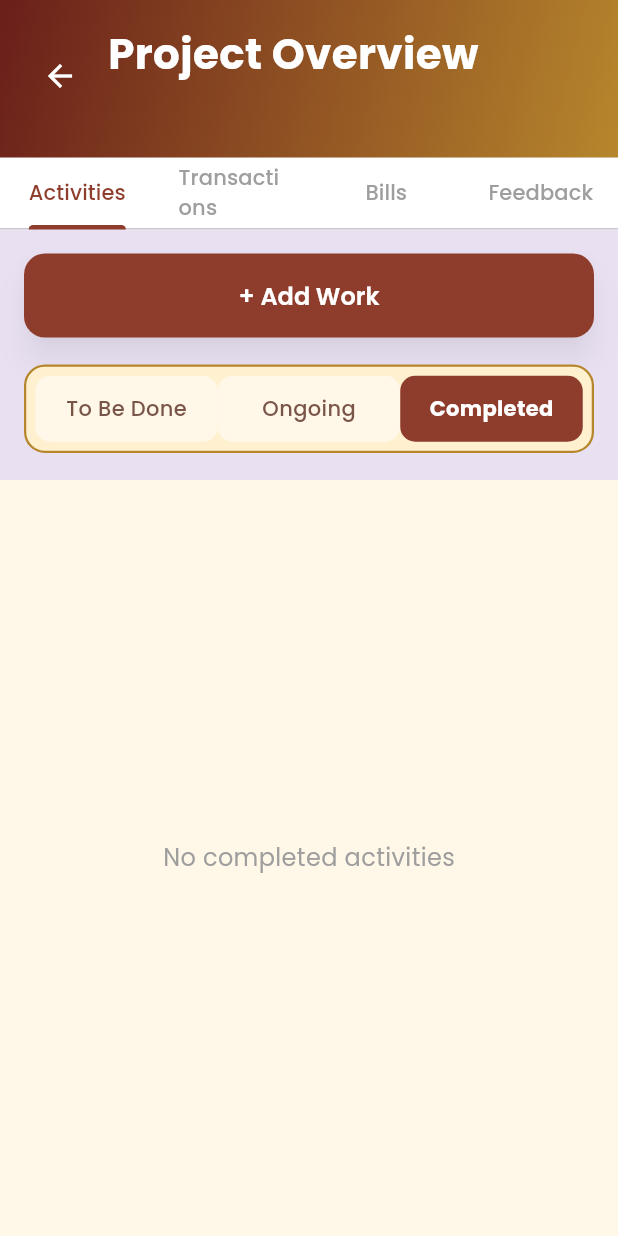
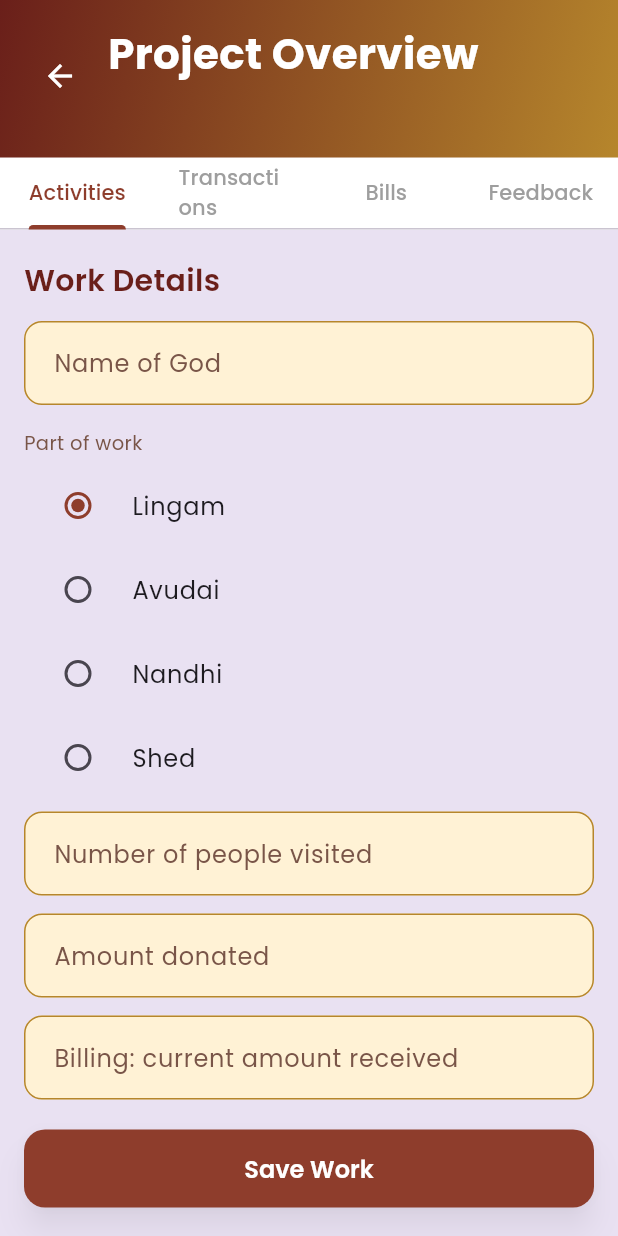
Before and after one commit to swetha-M475/landdevelopment, a Flutter app: the ProjectOverviewScreen screen opened directly with empty values, on a phone screen of 412 x 824 dp. Run offline on Flutter 3.47's test engine with Material 3 defaults, Android fonts, the phone set to English and light mode, and no system bars; our stand-ins replace cloud_firestore, firebase_auth, firebase_core, firebase_storage, geocoding, geolocator and 4 more; missing offline and left inert: maps_launcher; accounts and stored records are empty.

```diff
--- a/lib/main.dart
+++ b/lib/main.dart
@@ -1,7 +1,7 @@
 import 'package:flutter/material.dart';
 import 'package:firebase_core/firebase_core.dart';
 import 'splash_screen.dart';
-import 'firebase_options.dart'; // Generated by flutterfire configure
+import 'firebase_options.dart';
 import 'utils/colors.dart';
 
 void main() async {
--- a/lib/screens/project_overview_screen.dart
+++ b/lib/screens/project_overview_screen.dart
@@ -3,7 +3,7 @@ import 'package:flutter/material.dart';
 import 'package:cloud_firestore/cloud_firestore.dart';
 import 'package:google_fonts/google_fonts.dart';
 import 'package:image_picker/image_picker.dart';
-import 'package:firebase_storage/firebase_storage.dart'; // Not used now but kept as you said do not touch others
+import 'package:firebase_storage/firebase_storage.dart'; // kept as requested
 import 'dart:io';
 
 class ProjectOverviewScreen extends StatefulWidget {
@@ -19,13 +19,19 @@ class _ProjectOverviewScreenState extends State<ProjectOverviewScreen>
   final _firestore = FirebaseFirestore.instance;
 
   late TabController _tabController;
-  String _activityFilter = 'done';
   bool _loadingAdd = false;
 
   final ImagePicker _picker = ImagePicker();
 
   // OFFLINE BILLS STORAGE
   List<Map<String, dynamic>> _localBills = [];
+
+  // FORM CONTROLLERS FOR ACTIVITIES TAB
+  final TextEditingController _godNameController = TextEditingController();
+  final TextEditingController _peopleController = TextEditingController();
+  final TextEditingController _donationController = TextEditingController();
+  final TextEditingController _billingController = TextEditingController();
+  String _workPart = 'lingam';
 
   @override
   void initState() {
@@ -36,6 +42,10 @@ class _ProjectOverviewScreenState extends State<ProjectOverviewScreen>
   @override
   void dispose() {
     _tabController.dispose();
+    _godNameController.dispose();
+    _peopleController.dispose();
+    _donationController.dispose();
+    _billingController.dispose();
     super.dispose();
   }
 
@@ -291,7 +301,7 @@ class _ProjectOverviewScreenState extends State<ProjectOverviewScreen>
                     'title': titleCtrl.text.trim(),
                     'amount': amountCtrl.text.trim(),
                     'images': selectedImages,
-                    'date': bill['date'], // Keep old date
+                    'date': bill['date'],
                   };
                 });
 
@@ -307,7 +317,7 @@ class _ProjectOverviewScreenState extends State<ProjectOverviewScreen>
   }
 
   // ======================================================================
-  // BILLS TAB (UPDATED)
+  // BILLS TAB
   // ======================================================================
   Widget _billsTab() {
     return Column(
@@ -356,8 +366,6 @@ class _ProjectOverviewScreenState extends State<ProjectOverviewScreen>
                       margin: const EdgeInsets.symmetric(vertical: 10),
                       child: ListTile(
                         contentPadding: const EdgeInsets.all(14),
-
-                        // Title + menu
                         title: Row(
                           mainAxisAlignment: MainAxisAlignment.spaceBetween,
                           children: [
@@ -390,7 +398,6 @@ class _ProjectOverviewScreenState extends State<ProjectOverviewScreen>
                             )
                           ],
                         ),
-
                         subtitle: Column(
                           crossAxisAlignment: CrossAxisAlignment.start,
                           children: [
@@ -442,35 +449,126 @@ class _ProjectOverviewScreenState extends State<ProjectOverviewScreen>
   }
 
   // ======================================================================
-  // BELOW CODE IS NOT TOUCHED (YOUR ORIGINAL)
+  // ACTIVITIES TAB AS DIRECT FORM
   // ======================================================================
+  Future<void> _submitActivityForm() async {
+    final godName = _godNameController.text.trim();
+    if (godName.isEmpty) return;
 
-  Future<void> _showAddActivityDialog() async {
-    final _titleController = TextEditingController();
-    String status = 'todo';
+    setState(() => _loadingAdd = true);
 
-    await showDialog(
-      context: context,
-      builder: (context) => AlertDialog(
-        backgroundColor: const Color(0xFFFFF7E8),
-        shape: RoundedRectangleBorder(
-          borderRadius: BorderRadius.circular(18),
-          side: const BorderSide(color: Color(0xFFB6862C), width: 2),
-        ),
-        title: Text(
-          'Add Work',
+    try {
+      await _firestore.collection('activities').add({
+        'projectId': widget.project['id'],
+        'godName': godName,
+        'workPart': _workPart,
+        'peopleVisited': _peopleController.text.trim(),
+        'amountDonated': _donationController.text.trim(),
+        'billingCurrent': _billingController.text.trim(),
+        'createdAt': FieldValue.serverTimestamp(),
+      });
+
+      _godNameController.clear();
+      _peopleController.clear();
+      _donationController.clear();
+      _billingController.clear();
+      _workPart = 'lingam';
+      setState(() {});
+    } finally {
+      if (mounted) setState(() => _loadingAdd = false);
+    }
+  }
+
+  Widget _activitiesTab() {
+    return SingleChildScrollView(
+      child: Padding(
+        padding: const EdgeInsets.fromLTRB(16, 20, 16, 24),
+        child: Column(
+          crossAxisAlignment: CrossAxisAlignment.start,
+          children: [
+            Text(
+              'Work Details',
               style: GoogleFonts.poppins(
+                fontSize: 20,
                 fontWeight: FontWeight.w600,
                 color: const Color(0xFF6A1F1A),
               ),
             ),
-        content: Column(
-          mainAxisSize: MainAxisSize.min,
+            const SizedBox(height: 12),
+            TextField(
+              controller: _godNameController,
+              decoration: InputDecoration(
+                labelText: 'Name of God',
+                hintText: 'e.g. Shiva, Perumal, Amman',
+                labelStyle: GoogleFonts.poppins(color: Colors.brown),
+                filled: true,
+                fillColor: const Color(0xFFFFF2D5),
+                focusedBorder: OutlineInputBorder(
+                    borderSide:
+                        const BorderSide(color: Color(0xFF8E3D2C), width: 2),
+                    borderRadius: BorderRadius.circular(12)),
+                enabledBorder: OutlineInputBorder(
+                    borderSide:
+                        const BorderSide(color: Color(0xFFB6862C), width: 1),
+                    borderRadius: BorderRadius.circular(12)),
+              ),
+            ),
+            const SizedBox(height: 16),
+            Text(
+              'Part of work',
+              style: GoogleFonts.poppins(color: Colors.brown, fontSize: 13),
+            ),
+            const SizedBox(height: 4),
+            Column(
               children: [
+                RadioListTile<String>(
+                  value: 'lingam',
+                  groupValue: _workPart,
+                  activeColor: const Color(0xFF8E3D2C),
+                  title: const Text('Lingam'),
+                  onChanged: (v) {
+                    if (v == null) return;
+                    setState(() => _workPart = v);
+                  },
+                ),
+                RadioListTile<String>(
+                  value: 'avudai',
+                  groupValue: _workPart,
+                  activeColor: const Color(0xFF8E3D2C),
+                  title: const Text('Avudai'),
+                  onChanged: (v) {
+                    if (v == null) return;
+                    setState(() => _workPart = v);
+                  },
+                ),
+                RadioListTile<String>(
+                  value: 'nandhi',
+                  groupValue: _workPart,
+                  activeColor: const Color(0xFF8E3D2C),
+                  title: const Text('Nandhi'),
+                  onChanged: (v) {
+                    if (v == null) return;
+                    setState(() => _workPart = v);
+                  },
+                ),
+                RadioListTile<String>(
+                  value: 'shed',
+                  groupValue: _workPart,
+                  activeColor: const Color(0xFF8E3D2C),
+                  title: const Text('Shed'),
+                  onChanged: (v) {
+                    if (v == null) return;
+                    setState(() => _workPart = v);
+                  },
+                ),
+              ],
+            ),
+            const SizedBox(height: 8),
             TextField(
-              controller: _titleController,
+              controller: _peopleController,
+              keyboardType: TextInputType.number,
               decoration: InputDecoration(
-                labelText: 'Work title',
+                labelText: 'Number of people visited',
                 labelStyle: GoogleFonts.poppins(color: Colors.brown),
                 filled: true,
                 fillColor: const Color(0xFFFFF2D5),
@@ -485,250 +583,89 @@ class _ProjectOverviewScreenState extends State<ProjectOverviewScreen>
               ),
             ),
             const SizedBox(height: 12),
-            Row(
-              children: [
-                Expanded(
-                  child: RadioListTile<String>(
-                    value: 'todo',
-                    groupValue: status,
-                    title: const Text('To be done'),
-                    activeColor: Color(0xFF8E3D2C),
-                    onChanged: (v) => status = v!,
+            TextField(
+              controller: _donationController,
+              keyboardType: TextInputType.number,
+              decoration: InputDecoration(
+                labelText: 'Amount donated',
+                labelStyle: GoogleFonts.poppins(color: Colors.brown),
+                filled: true,
+                fillColor: const Color(0xFFFFF2D5),
+                focusedBorder: OutlineInputBorder(
+                    borderSide:
+                        const BorderSide(color: Color(0xFF8E3D2C), width: 2),
+                    borderRadius: BorderRadius.circular(12)),
+                enabledBorder: OutlineInputBorder(
+                    borderSide:
+                        const BorderSide(color: Color(0xFFB6862C), width: 1),
+                    borderRadius: BorderRadius.circular(12)),
               ),
             ),
-                Expanded(
-                  child: RadioListTile<String>(
-                    value: 'ongoing',
-                    groupValue: status,
-                    title: const Text('Ongoing'),
-                    activeColor: Color(0xFF8E3D2C),
-                    onChanged: (v) => status = v!,
+            const SizedBox(height: 12),
+            TextField(
+              controller: _billingController,
+              keyboardType: TextInputType.number,
+              decoration: InputDecoration(
+                labelText: 'Billing: current amount received',
+                labelStyle: GoogleFonts.poppins(color: Colors.brown),
+                filled: true,
+                fillColor: const Color(0xFFFFF2D5),
+                focusedBorder: OutlineInputBorder(
+                    borderSide:
+                        const BorderSide(color: Color(0xFF8E3D2C), width: 2),
+                    borderRadius: BorderRadius.circular(12)),
+                enabledBorder: OutlineInputBorder(
+                    borderSide:
+                        const BorderSide(color: Color(0xFFB6862C), width: 1),
+                    borderRadius: BorderRadius.circular(12)),
               ),
             ),
-              ],
-            ),
-          ],
-        ),
-        actions: [
-          TextButton(
-            onPressed: () => Navigator.pop(context),
-            child: Text(
-              'Cancel',
-              style: GoogleFonts.poppins(color: Colors.brown),
+            const SizedBox(height: 20),
+            SizedBox(
+              width: double.infinity,
+              height: 52,
+              child: ElevatedButton(
+                onPressed: _loadingAdd ? null : _submitActivityForm,
+                style: ElevatedButton.styleFrom(
+                  backgroundColor: const Color(0xFF8E3D2C),
+                  shape: RoundedRectangleBorder(
+                    borderRadius: BorderRadius.circular(14),
                   ),
                 ),
-          ElevatedButton(
-            style: ElevatedButton.styleFrom(
-              backgroundColor: const Color(0xFF8E3D2C),
-            ),
-            onPressed: () async {
-              final title = _titleController.text.trim();
-              if (title.isEmpty) return;
-
-              Navigator.pop(context);
-              setState(() => _loadingAdd = true);
-
-              try {
-                await _firestore.collection('activities').add({
-                  'projectId': widget.project['id'],
-                  'title': title,
-                  'status': status,
-                  'createdAt': FieldValue.serverTimestamp(),
-                });
-              } finally {
-                if (mounted) setState(() => _loadingAdd = false);
-              }
-            },
-            child: Text(
-              'Add',
-              style: GoogleFonts.poppins(color: Colors.white),
-            ),
+                child: _loadingAdd
+                    ? const CircularProgressIndicator(
+                        valueColor: AlwaysStoppedAnimation<Color>(Colors.white),
                       )
-        ],
-      ),
-    );
-  }
-
-  Stream<QuerySnapshot<Map<String, dynamic>>> _activitiesStream(
-      String statusFilter) {
-    final base = _firestore
-        .collection('activities')
-        .where('projectId', isEqualTo: widget.project['id']);
-
-    if (statusFilter == 'all') {
-      return base.orderBy('createdAt', descending: true).snapshots();
-    }
-
-    return base
-        .where('status', isEqualTo: statusFilter)
-        .orderBy('createdAt', descending: true)
-        .snapshots();
-  }
-
-  Widget _activitiesTab() {
-    return Column(
-      children: [
-        const SizedBox(height: 16),
-        Padding(
-          padding: const EdgeInsets.symmetric(horizontal: 16.0),
-          child: SizedBox(
-            height: 56,
-            width: double.infinity,
-            child: ElevatedButton(
-              onPressed: _showAddActivityDialog,
-              child: Text(
-                '+ Add Work',
+                    : Text(
+                        'Save Work',
                         style: GoogleFonts.poppins(
                           fontSize: 16,
                           fontWeight: FontWeight.w600,
                           color: Colors.white,
                         ),
                       ),
-              style: ElevatedButton.styleFrom(
-                backgroundColor: const Color(0xFF8E3D2C),
-                shape: RoundedRectangleBorder(
-                  borderRadius: BorderRadius.circular(14),
               ),
             ),
-            ),
-          ),
-        ),
-        const SizedBox(height: 18),
-        Padding(
-          padding: const EdgeInsets.symmetric(horizontal: 16),
-          child: Container(
-            padding: const EdgeInsets.all(6),
-            decoration: BoxDecoration(
-              color: const Color(0xFFFFF0D0),
-              borderRadius: BorderRadius.circular(14),
-              border: Border.all(color: Color(0xFFB6862C), width: 1.5),
-            ),
-            child: Row(
-              children: [
-                _segmentedButton('To Be Done', 'todo'),
-                _segmentedButton('Ongoing', 'ongoing'),
-                _segmentedButton('Completed', 'done'),
           ],
-            ),
-          ),
-        ),
-        const SizedBox(height: 18),
-        Expanded(
-          child: Container(
-            color: const Color(0xFFFFF7E8),
-            child: StreamBuilder<QuerySnapshot<Map<String, dynamic>>>(
-              stream: _activitiesStream(_activityFilter),
-              builder: (context, snapshot) {
-                if (snapshot.connectionState == ConnectionState.waiting)
-                  return const Center(child: CircularProgressIndicator());
-
-                final docs = snapshot.data?.docs ?? [];
-
-                if (docs.isEmpty) {
-                  return Center(
-                    child: Text(
-                      _activityFilter == 'todo'
-                          ? 'No activities to be done'
-                          : _activityFilter == 'ongoing'
-                              ? 'No ongoing activities'
-                              : 'No completed activities',
-                      style: GoogleFonts.poppins(
-                        fontSize: 16,
-                        color: Colors.grey,
         ),
       ),
     );
   }
 
-                return ListView.builder(
-                  padding:
-                      const EdgeInsets.symmetric(vertical: 12, horizontal: 12),
-                  itemCount: docs.length,
-                  itemBuilder: (context, i) {
-                    final data = docs[i].data();
-                    final title = data['title'] ?? '';
-                    final status = data['status'] ?? '';
-                    final id = docs[i].id;
-
-                    return Card(
-                      elevation: 2,
-                      color: const Color(0xFFFFFDF5),
-                      shape: RoundedRectangleBorder(
-                        borderRadius: BorderRadius.circular(14),
-                        side: const BorderSide(
-                            color: Color(0xFFB6862C), width: 1),
-                      ),
-                      margin: const EdgeInsets.symmetric(
-                          vertical: 8, horizontal: 4),
-                      child: ListTile(
-                        title: Text(
-                          title,
-                          style: GoogleFonts.poppins(
-                            fontWeight: FontWeight.w600,
-                            color: const Color(0xFF6A1F1A),
-                          ),
-                        ),
-                        subtitle: Text(
-                          status.toUpperCase(),
-                          style: GoogleFonts.poppins(color: Colors.brown),
-                        ),
-                        trailing: PopupMenuButton<String>(
-                          icon: const Icon(Icons.more_vert,
-                              color: Color(0xFF6A1F1A)),
-                          onSelected: (v) async {
-                            if (v == 'delete') {
-                              await _firestore
-                                  .collection('activities')
-                                  .doc(id)
-                                  .delete();
-                            } else {
-                              await _firestore
-                                  .collection('activities')
-                                  .doc(id)
-                                  .update({'status': v});
-                            }
-                          },
-                          itemBuilder: (_) => const [
-                            PopupMenuItem(
-                                value: 'todo', child: Text('Mark To Be Done')),
-                            PopupMenuItem(
-                                value: 'ongoing', child: Text('Mark Ongoing')),
-                            PopupMenuItem(
-                                value: 'done', child: Text('Mark Completed')),
-                            PopupMenuItem(
-                                value: 'delete', child: Text('Delete')),
-                          ],
-                        ),
-                      ),
-                    );
-                  },
-                );
-              },
-            ),
-          ),
-        ),
-      ],
-    );
-  }
-
+  // ======================================================================
+  // SEGMENTED BUTTON (NOT USED, LEFT AS DUMMY)
+  // ======================================================================
   Widget _segmentedButton(String label, String value) {
-    final active = _activityFilter == value;
+    final bool active = false;
     return Expanded(
-      child: GestureDetector(
-        onTap: () => setState(() => _activityFilter = value),
       child: Container(
         padding: const EdgeInsets.symmetric(vertical: 12),
-          decoration: BoxDecoration(
-            color: active ? const Color(0xFF8E3D2C) : const Color(0xFFFFF7E8),
-            borderRadius: BorderRadius.circular(10),
-          ),
         child: Center(
           child: Text(
             label,
             style: GoogleFonts.poppins(
               color: active ? Colors.white : Colors.brown,
               fontWeight: active ? FontWeight.w700 : FontWeight.w500,
-              ),
             ),
           ),
         ),
@@ -744,8 +681,9 @@ class _ProjectOverviewScreenState extends State<ProjectOverviewScreen>
           .orderBy('date', descending: true)
           .snapshots(),
       builder: (context, snap) {
-        if (snap.connectionState == ConnectionState.waiting)
+        if (snap.connectionState == ConnectionState.waiting) {
           return const Center(child: CircularProgressIndicator());
+        }
 
         final docs = snap.data?.docs ?? [];
 
@@ -793,8 +731,9 @@ class _ProjectOverviewScreenState extends State<ProjectOverviewScreen>
           .orderBy('createdAt', descending: true)
           .snapshots(),
       builder: (context, snap) {
-        if (snap.connectionState == ConnectionState.waiting)
+        if (snap.connectionState == ConnectionState.waiting) {
           return const Center(child: CircularProgressIndicator());
+        }
 
         final docs = snap.data?.docs ?? [];
 
@@ -917,11 +856,7 @@ class _ProjectOverviewScreenState extends State<ProjectOverviewScreen>
                       return ConstrainedBox(
                         constraints:
                             BoxConstraints(minHeight: constraints.maxHeight),
-                        child: Column(
-                          children: [
-                            Expanded(child: _activitiesTab()),
-                          ],
-                        ),
+                        child: _activitiesTab(),
                       );
                     },
                   ),
```
Also changed, not shown: lib/login_screen.dart (+21 -16 lines), lib/screens/create_project_screen.dart (+60 -7 lines), lib/splash_screen.dart (+44 -26 lines), pubspec.yaml (+8 -1 lines), assets/images/shiva.png (added), pubspec.lock, 6 other files. Lines whose indentation alone changed are shown as unchanged.
